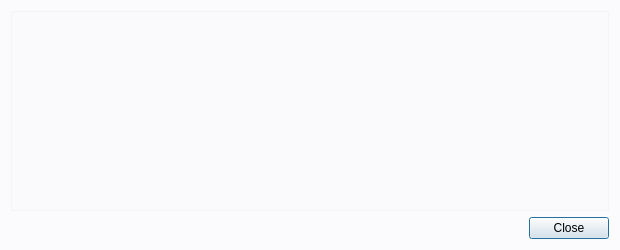
Old version of the form src/qt/forms/transactiondescdialog.ui in the repository mcobitcoin/mcobit.
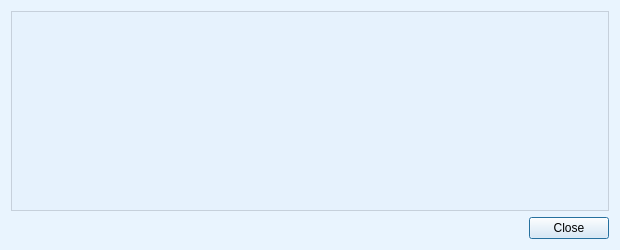
New version of the form.

```diff
--- a/src/qt/forms/transactiondescdialog.ui
+++ b/src/qt/forms/transactiondescdialog.ui
@@ -13,8 +13,8 @@
   <property name="windowTitle">
    <string>Transaction details</string>
   </property>
-  <property name="styleSheet">
-   <string notr="true">background:rgba(232, 236, 241, 0.1);</string>
+  <property name="styleSheet">	
+	<string notr="true">background:rgba(228, 241, 254, 0.6);</string>
   </property>
   <layout class="QVBoxLayout" name="verticalLayout">
    <item>
```
